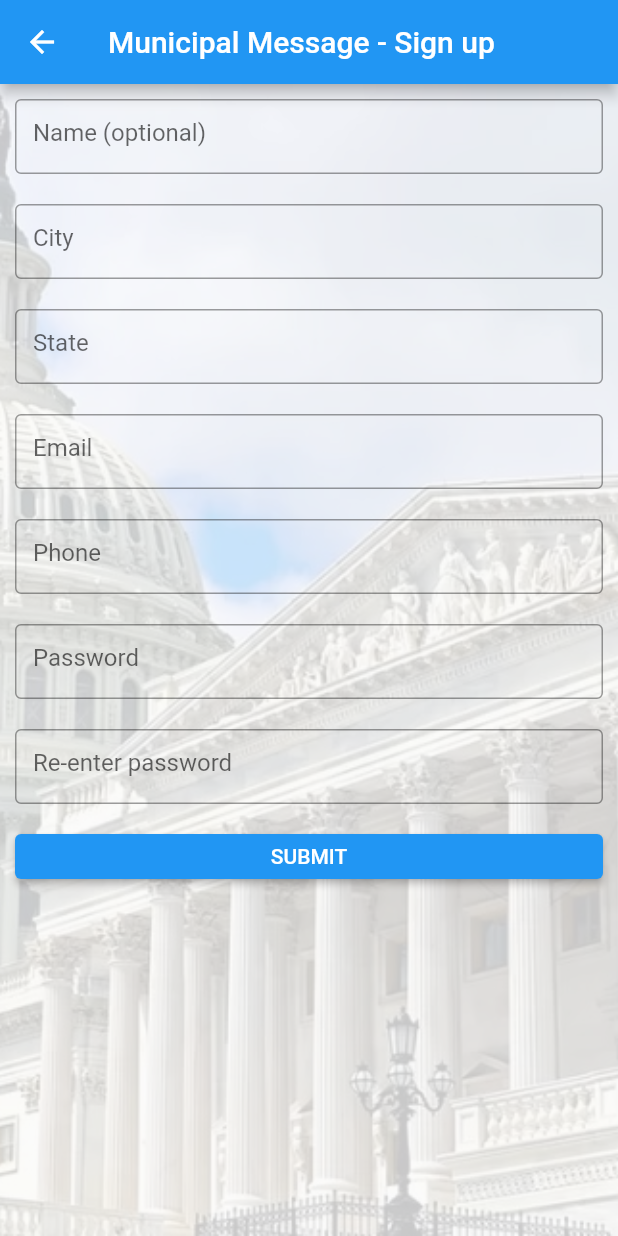
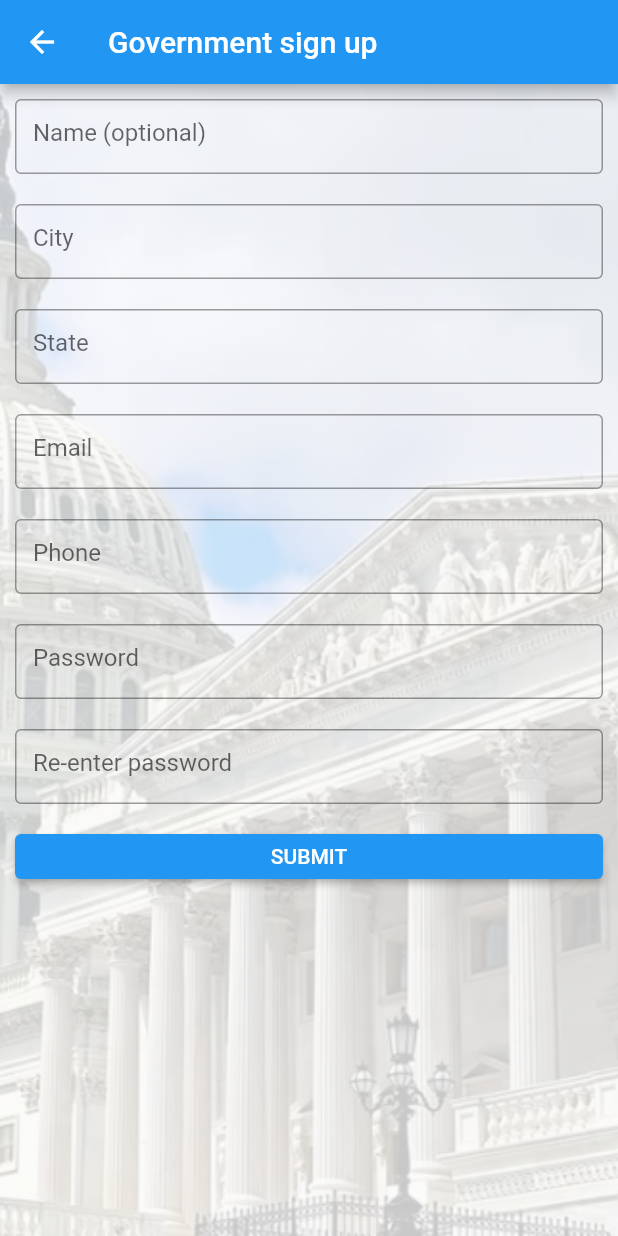
Before and after one commit to billp72/municipalMessaging, a Flutter app: the Government screen opened by its route, on a phone screen of 412 x 824 dp. Run offline on Flutter 3.47's test engine with Material 2 defaults, Android fonts, the phone set to English and light mode, and no system bars; our stand-ins replace cloud_firestore, cloud_functions, firebase_auth, firebase_core, responsive_grid, shared_preferences; accounts and stored records are empty; network calls fail.

Commit message:
refactor views

```diff
--- a/lib/navigation/screens/government.dart
+++ b/lib/navigation/screens/government.dart
@@ -8,10 +8,11 @@ class Government extends StatelessWidget {
   final String title;
   @override
   Widget build(BuildContext context) {
-    return const Scaffold(
-        body: MySignupPage(
-      title: '',
-    ));
+    return Scaffold(
+        appBar: AppBar(
+          title: const Text('Government sign up'),
+        ),
+        body: const MySignupPage(title: ''));
   }
 }
 
@@ -81,11 +82,8 @@ class _MySignupPageState extends State<MySignupPage> {
     final state = TextEditingController();
     final phone = TextEditingController();
     final remyPassword = TextEditingController();
-    return Scaffold(
-        appBar: AppBar(
-          title: const Text('Municipal Message - Sign up'),
-        ),
-        body: Container(
+
+    return Container(
         decoration: BoxDecoration(
           image: DecorationImage(
             colorFilter: ColorFilter.mode(
@@ -261,13 +259,8 @@ class _MySignupPageState extends State<MySignupPage> {
                             // If the form is valid, display a snackbar. In the real world,
                             // you'd often call a server or save the information in a database.
                             if (myPassword.text == remyPassword.text) {
-                                  submit(
-                                      myEmail.text,
-                                      myPassword.text,
-                                      phone.text,
-                                      state.text,
-                                      city.text,
-                                      name.text);
+                              submit(myEmail.text, myPassword.text, phone.text,
+                                  state.text, city.text, name.text);
                               ScaffoldMessenger.of(context).showSnackBar(
                                 const SnackBar(
                                     content: Text('Processing Data')),
@@ -282,6 +275,6 @@ class _MySignupPageState extends State<MySignupPage> {
                 ])),
           ),
           /**/
-            ])));
+        ]));
   }
 }
```
Also changed, not shown: lib/navigation/screens/login.dart (+8 -12 lines), lib/navigation/screens/resident.dart (+9 -17 lines). Lines whose indentation alone changed are shown as unchanged.
